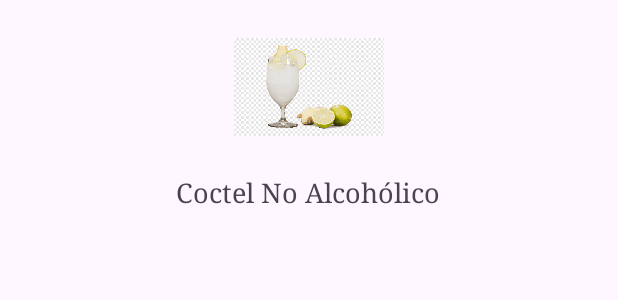
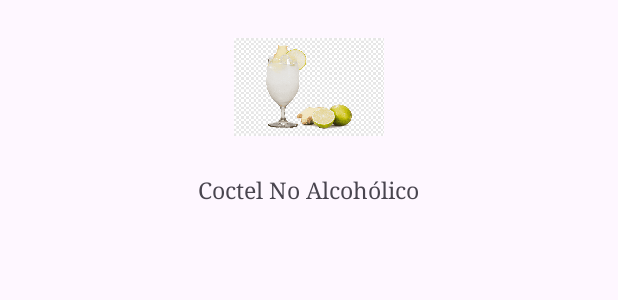
Before and after one commit to lalito27/AppRelaxSpaMasajes, an Android app: the layout item_coctel.xml on its own in the app's theme, with its tools: preview values and no code run, on a phone screen of 412 x 824 dp. Shown: the top 300 px of the screen. Run offline under Robolectric (Android 15) with nearby library versions, the light colour scheme and no system bars.

Commit message:
Proyecto final avanzando + servicios tragos arreglado

```diff
--- a/app/src/main/java/com/example/relaxspa/ui/views/adapter/CoctelViewHolder.kt
+++ b/app/src/main/java/com/example/relaxspa/ui/views/adapter/CoctelViewHolder.kt
@@ -8,6 +8,12 @@ import com.example.relaxspa.entity.Coctel
 class CoctelViewHolder (private val binding: ItemCoctelBinding) : ViewHolder(binding.root){
     fun bind(coctel: Coctel) {
         binding.lblTrago.text = coctel.strDrink
+        //Con esto cargamos la imagen correspondiente
+        Glide.with(itemView.context)
+            .load(coctel.strDrinkThumb)
+            .centerCrop()
+            .into(binding.imgCoctel)
+
         /*val lista = pokemon.url.split("/")
         val idPokemon = lista[lista.size - 2]
         val urlPhoto = "https://raw.githubusercontent.com/PokeAPI/sprites/master/sprites/pokemon/other/home/$idPokemon.png"
--- a/app/src/main/java/com/example/relaxspa/ui/views/fragment/CoctelFragment.kt
+++ b/app/src/main/java/com/example/relaxspa/ui/views/fragment/CoctelFragment.kt
@@ -48,7 +48,7 @@ class CoctelFragment : Fragment() {
                     }*/
                     val adapter = CoctelAdapter(lista)
                     binding.rvCoctel.adapter = adapter
-                    binding.rvCoctel.layoutManager = GridLayoutManager(requireContext(), 3) /*LinearLayoutManager*/
+                    binding.rvCoctel.layoutManager = GridLayoutManager(requireContext(), 2) /*LinearLayoutManager*/
                     val divider = MaterialDividerItemDecoration(requireContext(), LinearLayoutManager.VERTICAL /*or LinearLayoutManager.HORIZONTAL*/)
 
                     val metric = resources.displayMetrics
--- a/app/src/main/res/layout/item_coctel.xml
+++ b/app/src/main/res/layout/item_coctel.xml
@@ -19,15 +19,15 @@
 
     <TextView
         android:id="@+id/lbl_trago"
-        android:layout_width="186dp"
-        android:layout_height="23dp"
+        android:layout_width="177dp"
+        android:layout_height="33dp"
         android:layout_marginStart="16dp"
         android:layout_marginEnd="16dp"
         android:layout_marginBottom="8dp"
         android:fontFamily="serif"
         android:text="@string/coctel"
-        android:textSize="18dp"
         android:textAlignment="center"
+        android:textSize="15sp"
         app:layout_constraintBottom_toBottomOf="parent"
         app:layout_constraintEnd_toEndOf="parent"
         app:layout_constraintHorizontal_bias="0.498"
```
